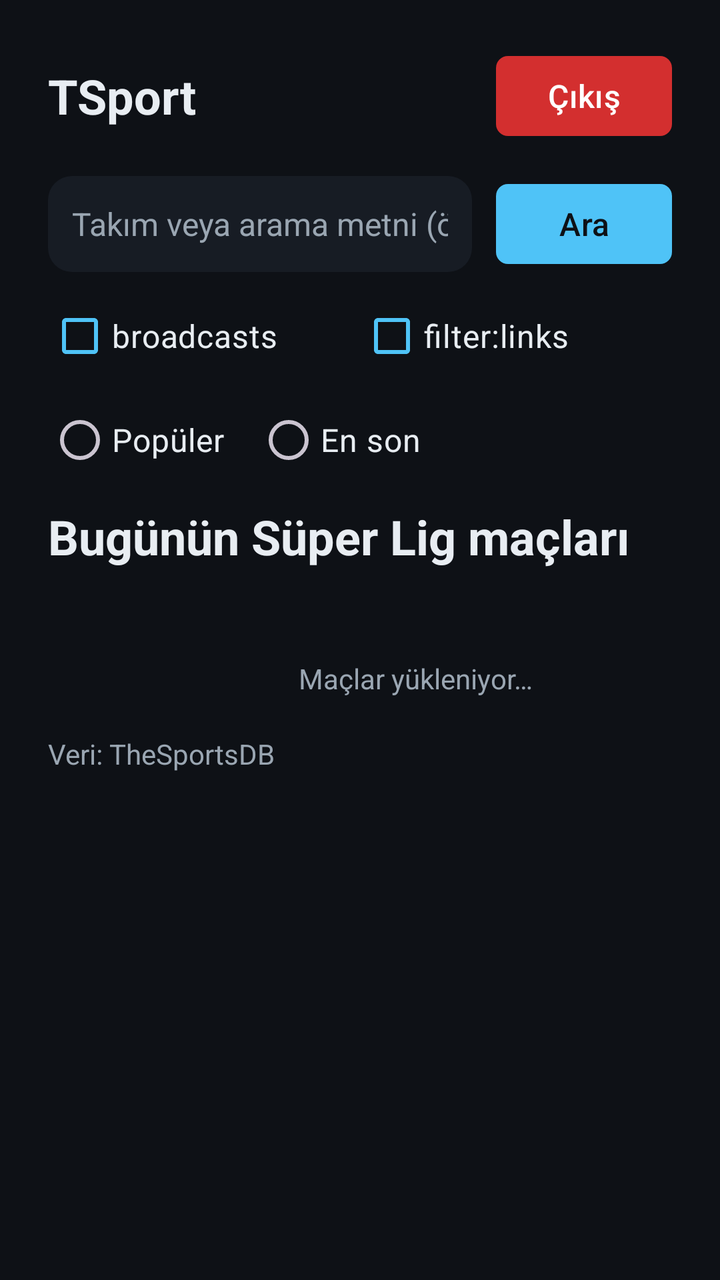
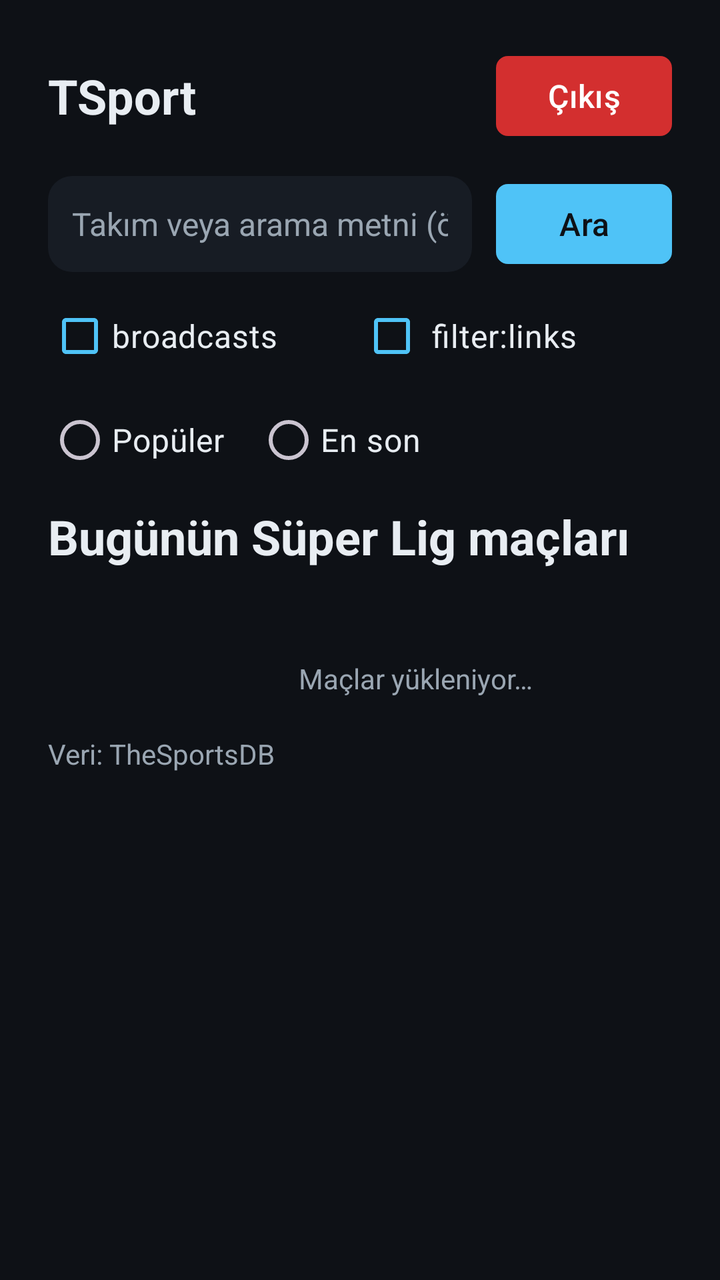

Compare the two renders of this Android layout. The source of the first and the diff that turns it into the second are given below.
<!-- AndroidManifest.xml: application theme Theme.TSport -->
<!-- res/layout/activity_main.xml -->
<?xml version="1.0" encoding="utf-8"?>
<FrameLayout xmlns:android="http://schemas.android.com/apk/res/android"
    xmlns:app="http://schemas.android.com/apk/res-auto"
    android:layout_width="match_parent"
    android:layout_height="match_parent">

    <WebView
        android:id="@+id/scrapeWebView"
        android:layout_width="match_parent"
        android:layout_height="match_parent"
        android:alpha="0.01"
        android:clickable="false"
        android:focusable="false"
        android:importantForAccessibility="no" />

    <LinearLayout
        android:id="@+id/content"
        android:layout_width="match_parent"
        android:layout_height="match_parent"
        android:background="@color/bg"
        android:orientation="vertical"
        android:padding="@dimen/screen_padding">

        <LinearLayout
            android:layout_width="match_parent"
            android:layout_height="wrap_content"
            android:gravity="center_vertical"
            android:orientation="horizontal">

            <TextView
                android:layout_width="0dp"
                android:layout_height="wrap_content"
                android:layout_weight="1"
                android:text="@string/app_name"
                android:textColor="@color/on_surface"
                android:textSize="@dimen/title_text_size"
                android:textStyle="bold" />

            <Button
                android:id="@+id/logoutButton"
                android:layout_width="wrap_content"
                android:layout_height="wrap_content"
                android:foreground="@drawable/button_focus_foreground"
                android:minHeight="@dimen/control_min_height"
                android:text="@string/logout"
                android:textColor="@color/on_danger"
                android:textSize="@dimen/body_text_size"
                app:backgroundTint="@color/danger"
                app:cornerRadius="6dp" />

        </LinearLayout>

        <LinearLayout
            android:layout_width="match_parent"
            android:layout_height="wrap_content"
            android:layout_marginTop="16dp"
            android:orientation="horizontal">

            <EditText
                android:id="@+id/hashtagInput"
                android:layout_width="0dp"
                android:layout_height="wrap_content"
                android:layout_weight="1"
                android:background="@drawable/focus_background"
                android:hint="@string/search_hint"
                android:inputType="text"
                android:minHeight="@dimen/control_min_height"
                android:padding="12dp"
                android:singleLine="true"
                android:textColor="@color/on_surface"
                android:textColorHint="@color/muted"
                android:textSize="@dimen/body_text_size" />

            <Button
                android:id="@+id/searchButton"
                android:layout_width="wrap_content"
                android:layout_height="wrap_content"
                android:layout_marginStart="12dp"
                android:foreground="@drawable/button_focus_foreground"
                android:minHeight="@dimen/control_min_height"
                android:text="@string/search"
                android:textSize="@dimen/body_text_size"
                app:cornerRadius="6dp" />

        </LinearLayout>

        <LinearLayout
            android:layout_width="match_parent"
            android:layout_height="wrap_content"
            android:layout_marginTop="8dp"
            android:orientation="horizontal">

            <CheckBox
                android:id="@+id/broadcastsCheck"
                android:layout_width="0dp"
                android:layout_height="wrap_content"
                android:layout_weight="1"
                android:buttonTint="@color/accent"
                android:focusable="true"
                android:foreground="@drawable/button_focus_foreground"
                android:minHeight="@dimen/control_min_height"
                android:text="@string/option_broadcasts"
                android:textColor="@color/on_surface"
                android:textSize="@dimen/body_text_size" />

            <CheckBox
                android:id="@+id/linksOnlyCheck"
                android:layout_width="0dp"
                android:layout_height="wrap_content"
                android:layout_weight="1"
                android:buttonTint="@color/accent"
                android:focusable="true"
                android:foreground="@drawable/button_focus_foreground"
                android:minHeight="@dimen/control_min_height"
                android:text="@string/option_links_only"
                android:textColor="@color/on_surface"
                android:textSize="@dimen/body_text_size" />

        </LinearLayout>

        <RadioGroup
            android:id="@+id/tabGroup"
            android:layout_width="match_parent"
            android:layout_height="wrap_content"
            android:layout_marginTop="4dp"
            android:orientation="horizontal">

            <RadioButton
                android:id="@+id/tabPopular"
                android:layout_width="wrap_content"
                android:layout_height="wrap_content"
                android:buttonTint="@color/accent"
                android:focusable="true"
                android:foreground="@drawable/button_focus_foreground"
                android:minHeight="@dimen/control_min_height"
                android:text="@string/tab_popular"
                android:textColor="@color/on_surface"
                android:textSize="@dimen/body_text_size" />

            <RadioButton
                android:id="@+id/tabLatest"
                android:layout_width="wrap_content"
                android:layout_height="wrap_content"
                android:layout_marginStart="16dp"
                android:buttonTint="@color/accent"
                android:focusable="true"
                android:foreground="@drawable/button_focus_foreground"
                android:minHeight="@dimen/control_min_height"
                android:text="@string/tab_latest"
                android:textColor="@color/on_surface"
                android:textSize="@dimen/body_text_size" />

        </RadioGroup>

        <TextView
            android:id="@+id/matchSummary"
            android:layout_width="match_parent"
            android:layout_height="wrap_content"
            android:layout_marginTop="8dp"
            android:textColor="@color/muted"
            android:textSize="@dimen/secondary_text_size"
            android:visibility="gone" />

        <FrameLayout
            android:layout_width="match_parent"
            android:layout_height="0dp"
            android:layout_marginTop="8dp"
            android:layout_weight="1">

            <LinearLayout
                android:id="@+id/matchdayPanel"
                android:layout_width="match_parent"
                android:layout_height="match_parent"
                android:orientation="vertical">

                <TextView
                    android:id="@+id/matchdayTitle"
                    android:layout_width="match_parent"
                    android:layout_height="wrap_content"
                    android:text="@string/matchday_title"
                    android:textColor="@color/on_surface"
                    android:textSize="@dimen/title_text_size"
                    android:textStyle="bold" />

                <TextView
                    android:id="@+id/matchDateText"
                    android:layout_width="match_parent"
                    android:layout_height="wrap_content"
                    android:layout_marginTop="4dp"
                    android:textColor="@color/muted"
                    android:textSize="@dimen/secondary_text_size" />

                <LinearLayout
                    android:id="@+id/matchLoadingGroup"
                    android:layout_width="match_parent"
                    android:layout_height="wrap_content"
                    android:layout_marginTop="8dp"
                    android:gravity="center"
                    android:orientation="horizontal">

                    <ProgressBar
                        android:id="@+id/matchProgress"
                        android:layout_width="wrap_content"
                        android:layout_height="wrap_content"
                        android:indeterminate="true" />

                    <TextView
                        android:id="@+id/matchLoadingText"
                        android:layout_width="wrap_content"
                        android:layout_height="wrap_content"
                        android:layout_marginStart="8dp"
                        android:accessibilityLiveRegion="polite"
                        android:text="@string/matchday_loading"
                        android:textColor="@color/muted"
                        android:textSize="@dimen/secondary_text_size" />

                </LinearLayout>

                <LinearLayout
                    android:id="@+id/matchStateContainer"
                    android:layout_width="match_parent"
                    android:layout_height="0dp"
                    android:layout_weight="1"
                    android:gravity="center"
                    android:orientation="vertical"
                    android:visibility="gone">

                    <ImageView
                        android:id="@+id/matchStateIcon"
                        android:layout_width="@dimen/empty_icon_size"
                        android:layout_height="@dimen/empty_icon_size"
                        android:importantForAccessibility="no"
                        android:src="@drawable/ic_football" />

                    <TextView
                        android:id="@+id/matchStateTitle"
                        android:layout_width="match_parent"
                        android:layout_height="wrap_content"
                        android:layout_marginTop="12dp"
                        android:accessibilityLiveRegion="polite"
                        android:gravity="center"
                        android:textColor="@color/on_surface"
                        android:textSize="@dimen/body_text_size"
                        android:textStyle="bold" />

                    <TextView
                        android:id="@+id/matchStateCopy"
                        android:layout_width="match_parent"
                        android:layout_height="wrap_content"
                        android:layout_marginTop="4dp"
                        android:gravity="center"
                        android:textColor="@color/muted"
                        android:textSize="@dimen/secondary_text_size" />

                    <Button
                        android:id="@+id/matchRetryButton"
                        android:layout_width="wrap_content"
                        android:layout_height="wrap_content"
                        android:layout_marginTop="12dp"
                        android:foreground="@drawable/button_focus_foreground"
                        android:minHeight="@dimen/control_min_height"
                        android:text="@string/matchday_retry"
                        android:textSize="@dimen/body_text_size"
                        android:visibility="gone"
                        app:cornerRadius="6dp" />

                </LinearLayout>

                <androidx.recyclerview.widget.RecyclerView
                    android:id="@+id/matchList"
                    android:layout_width="match_parent"
                    android:layout_height="0dp"
                    android:layout_marginTop="8dp"
                    android:layout_weight="1"
                    android:clipToPadding="false"
                    android:paddingBottom="@dimen/screen_padding"
                    android:visibility="gone" />

                <TextView
                    android:id="@+id/matchdayAttribution"
                    android:layout_width="match_parent"
                    android:layout_height="wrap_content"
                    android:layout_marginTop="4dp"
                    android:text="@string/matchday_attribution"
                    android:textColor="@color/muted"
                    android:textSize="@dimen/secondary_text_size" />

            </LinearLayout>

            <LinearLayout
                android:id="@+id/resultsPanel"
                android:layout_width="match_parent"
                android:layout_height="match_parent"
                android:orientation="vertical"
                android:visibility="gone">

                <LinearLayout
                    android:layout_width="match_parent"
                    android:layout_height="wrap_content"
                    android:gravity="center_vertical"
                    android:orientation="horizontal">

                    <TextView
                        android:id="@+id/statusText"
                        android:layout_width="0dp"
                        android:layout_height="wrap_content"
                        android:layout_weight="1"
                        android:accessibilityLiveRegion="polite"
                        android:text="@string/status_idle"
                        android:textColor="@color/muted"
                        android:textSize="@dimen/secondary_text_size" />

                    <Button
                        android:id="@+id/matchdayBackButton"
                        android:layout_width="wrap_content"
                        android:layout_height="wrap_content"
                        android:layout_marginStart="8dp"
                        android:foreground="@drawable/button_focus_foreground"
                        android:minHeight="@dimen/control_min_height"
                        android:text="@string/matchday_back"
                        android:textSize="@dimen/body_text_size"
                        android:visibility="gone"
                        app:cornerRadius="6dp" />

                </LinearLayout>

                <ProgressBar
                    android:id="@+id/progress"
                    android:layout_width="match_parent"
                    android:layout_height="wrap_content"
                    android:layout_marginTop="12dp"
                    android:indeterminate="true"
                    android:visibility="gone" />

                <androidx.recyclerview.widget.RecyclerView
                    android:id="@+id/linkList"
                    android:layout_width="match_parent"
                    android:layout_height="0dp"
                    android:layout_marginTop="12dp"
                    android:layout_weight="1"
                    android:clipToPadding="false"
                    android:paddingBottom="@dimen/screen_padding" />

            </LinearLayout>

        </FrameLayout>

    </LinearLayout>

</FrameLayout>
<!-- resources referenced by this layout -->
<resources>
  <color name="accent">#4FC3F7</color>
  <color name="bg">#0E1116</color>
  <color name="danger">#D32F2F</color>
  <color name="muted">#9AA6B2</color>
  <color name="on_danger">#FFFFFF</color>
  <color name="on_surface">#E8EDF2</color>
  <dimen name="body_text_size">16sp</dimen>
  <dimen name="control_min_height">48dp</dimen>
  <dimen name="empty_icon_size">96dp</dimen>
  <dimen name="screen_padding">24dp</dimen>
  <dimen name="secondary_text_size">14sp</dimen>
  <dimen name="title_text_size">24sp</dimen>
  <!-- drawable button_focus_foreground (drawable) -->
  <?xml version="1.0" encoding="utf-8"?>
  <selector xmlns:android="http://schemas.android.com/apk/res/android">
      <item android:state_focused="true">
          <shape android:shape="rectangle">
              <solid android:color="@android:color/transparent" />
              <stroke
                  android:width="3dp"
                  android:color="@color/focus" />
              <corners android:radius="6dp" />
          </shape>
      </item>
      <item>
          <shape android:shape="rectangle">
              <solid android:color="@android:color/transparent" />
          </shape>
      </item>
  </selector>
  <!-- drawable focus_background (drawable) -->
  <?xml version="1.0" encoding="utf-8"?>
  <selector xmlns:android="http://schemas.android.com/apk/res/android">
      <item android:state_focused="true">
          <shape>
              <solid android:color="#22303C" />
              <stroke
                  android:width="3dp"
                  android:color="@color/focus" />
              <corners android:radius="12dp" />
          </shape>
      </item>
      <item android:state_pressed="true">
          <shape>
              <solid android:color="#22303C" />
              <corners android:radius="12dp" />
          </shape>
      </item>
      <item>
          <shape>
              <solid android:color="@color/surface" />
              <corners android:radius="12dp" />
          </shape>
      </item>
  </selector>
  <!-- drawable ic_football (drawable) -->
  <?xml version="1.0" encoding="utf-8"?>
  <vector xmlns:android="http://schemas.android.com/apk/res/android"
      android:width="96dp"
      android:height="96dp"
      android:viewportWidth="24"
      android:viewportHeight="24">
  
      <path
          android:fillColor="@android:color/transparent"
          android:pathData="M12,2.2a9.8,9.8 0 1,0 0,19.6a9.8,9.8 0 1,0 0,-19.6"
          android:strokeColor="@color/muted"
          android:strokeWidth="1.6" />
  
      <path
          android:fillColor="@color/muted"
          android:pathData="M12,8.4L15.42,11.1L14.12,15.42L9.88,15.42L8.58,11.1Z" />
  </vector>
  <string name="app_name">TSport</string>
  <string name="logout">Çıkış</string>
  <string name="matchday_attribution">Veri: TheSportsDB</string>
  <string name="matchday_back">Günün maçları</string>
  <string name="matchday_loading">Maçlar yükleniyor…</string>
  <string name="matchday_retry">Yenile</string>
  <string name="matchday_title">Bugünün Süper Lig maçları</string>
  <string name="option_broadcasts">broadcasts</string>
  <string name="option_links_only">filter:links</string>
  <string name="search">Ara</string>
  <string name="search_hint">Takım veya arama metni (örn. Galatasaray Fenerbahçe)</string>
  <string name="status_idle">Bir arama metni girip Ara\'ya basın.</string>
  <string name="tab_latest">En son</string>
  <string name="tab_popular">Popüler</string>
  <style name="Theme.TSport" parent="Theme.Material3.Dark.NoActionBar">
          <item name="android:windowBackground">@color/bg</item>
          <item name="colorPrimary">@color/accent</item>
          <item name="colorOnPrimary">@color/bg</item>
          <item name="android:colorAccent">@color/accent</item>
          <item name="android:textColorPrimary">@color/on_surface</item>
          <item name="android:textColorSecondary">@color/muted</item>
      </style>
  <color name="focus">#4FC3F7</color>
  <color name="surface">#171C24</color>
</resources>

<!-- the commit's change to res/layout/activity_main.xml (unified diff, before → after) -->
@@ -96,12 +96,16 @@
                 android:layout_height="wrap_content"
                 android:layout_weight="1"
                 android:buttonTint="@color/accent"
+                android:ellipsize="end"
                 android:focusable="true"
                 android:foreground="@drawable/button_focus_foreground"
-                android:minHeight="@dimen/control_min_height"
+                android:maxLines="1"
+                android:minHeight="@dimen/control_min_height"
+                android:paddingStart="0dp"
+                android:paddingEnd="4dp"
                 android:text="@string/option_broadcasts"
                 android:textColor="@color/on_surface"
-                android:textSize="@dimen/body_text_size" />
+                android:textSize="@dimen/option_text_size" />
 
             <CheckBox
                 android:id="@+id/linksOnlyCheck"
@@ -109,12 +113,16 @@
                 android:layout_height="wrap_content"
                 android:layout_weight="1"
                 android:buttonTint="@color/accent"
+                android:ellipsize="end"
                 android:focusable="true"
                 android:foreground="@drawable/button_focus_foreground"
-                android:minHeight="@dimen/control_min_height"
+                android:maxLines="1"
+                android:minHeight="@dimen/control_min_height"
+                android:paddingStart="4dp"
+                android:paddingEnd="0dp"
                 android:text="@string/option_links_only"
                 android:textColor="@color/on_surface"
-                android:textSize="@dimen/body_text_size" />
+                android:textSize="@dimen/option_text_size" />
 
         </LinearLayout>
 
<!-- resource entries referenced after the edit -->
@@ -9,6 +9,7 @@
   <dimen name="body_text_size">16sp</dimen>
   <dimen name="control_min_height">48dp</dimen>
   <dimen name="empty_icon_size">96dp</dimen>
+  <dimen name="option_text_size">16sp</dimen>
   <dimen name="screen_padding">24dp</dimen>
   <dimen name="secondary_text_size">14sp</dimen>
   <dimen name="title_text_size">24sp</dimen>
